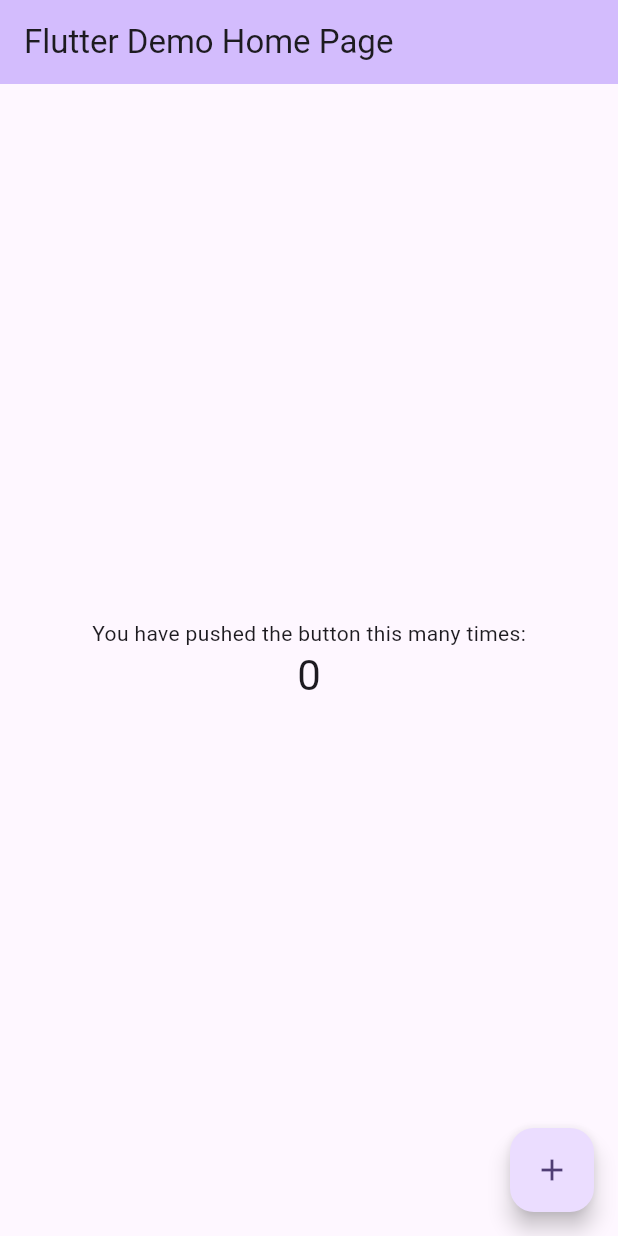
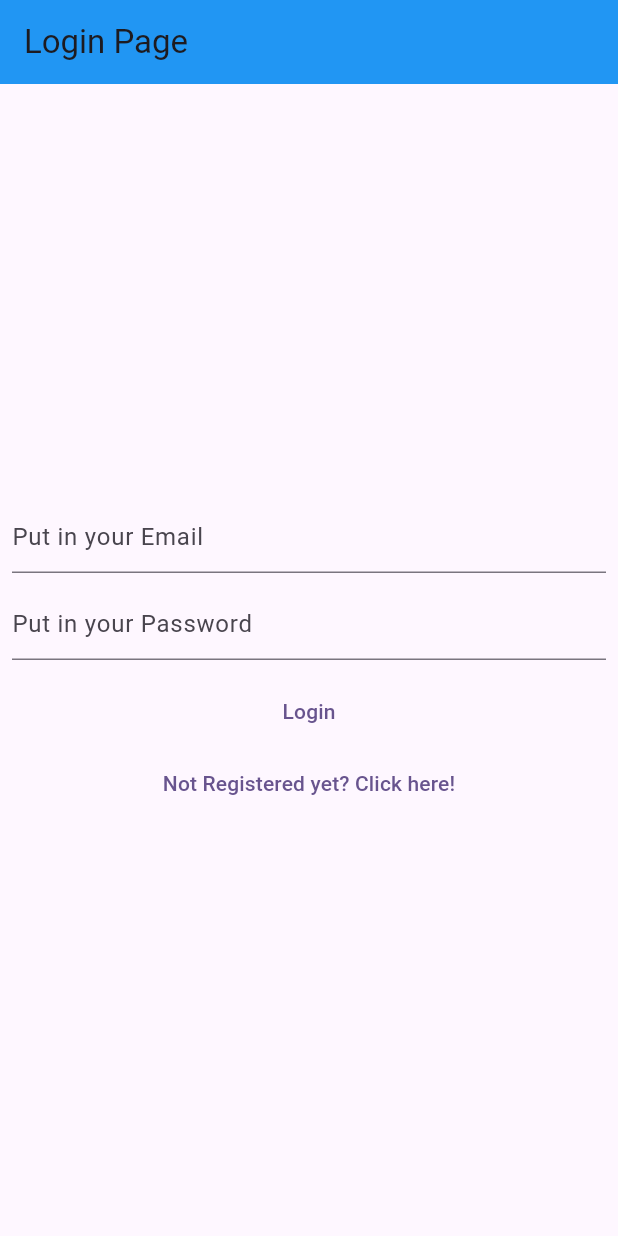
Before and after one commit to kyril-san/beginners_course, a Flutter app: the screen it shows after launch, on a phone screen of 412 x 824 dp. Run offline on Flutter 3.47's test engine with Material 2 defaults, Android fonts, the phone set to English and light mode, and no system bars; our stand-ins replace firebase_auth, firebase_core; accounts and stored records are empty.

Commit message:
Second commit

```diff
--- a/lib/main.dart
+++ b/lib/main.dart
@@ -1,6 +1,13 @@
+// ignore_for_file: unused_import
+
+import 'package:beginners_course/screens/home/home_page.dart';
+import 'package:beginners_course/screens/login/login_screen.dart';
+import 'package:beginners_course/screens/register/register_screen.dart';
+import 'package:beginners_course/verify_page.dart';
 import 'package:flutter/material.dart';
 
 void main() {
+  WidgetsFlutterBinding.ensureInitialized();
   runApp(const MyApp());
 }
 
@@ -15,55 +22,7 @@ class MyApp extends StatelessWidget {
         colorScheme: ColorScheme.fromSeed(seedColor: Colors.deepPurple),
         useMaterial3: true,
       ),
-      home: const MyHomePage(title: 'Flutter Demo Home Page'),
+      home: const LoginPage(),
     );
   }
 }
-
-class MyHomePage extends StatefulWidget {
-  const MyHomePage({super.key, required this.title});
-
-  final String title;
-
-  @override
-  State<MyHomePage> createState() => _MyHomePageState();
-}
-
-class _MyHomePageState extends State<MyHomePage> {
-  int _counter = 0;
-
-  void _incrementCounter() {
-    setState(() {
-      _counter++;
-    });
-  }
-
-  @override
-  Widget build(BuildContext context) {
-    return Scaffold(
-      appBar: AppBar(
-        backgroundColor: Theme.of(context).colorScheme.inversePrimary,
-        title: Text(widget.title),
-      ),
-      body: Center(
-        child: Column(
-          mainAxisAlignment: MainAxisAlignment.center,
-          children: <Widget>[
-            const Text(
-              'You have pushed the button this many times:',
-            ),
-            Text(
-              '$_counter',
-              style: Theme.of(context).textTheme.headlineMedium,
-            ),
-          ],
-        ),
-      ),
-      floatingActionButton: FloatingActionButton(
-        onPressed: _incrementCounter,
-        tooltip: 'Increment',
-        child: const Icon(Icons.add),
-      ),
-    );
-  }
-}
--- /dev/null
+++ b/lib/screens/login/login_screen.dart
@@ -0,0 +1,99 @@
+// ignore_for_file: prefer_const_constructors
+
+import 'package:beginners_course/firebase_options.dart';
+import 'package:beginners_course/screens/register/register_screen.dart';
+import 'package:firebase_auth/firebase_auth.dart';
+import 'package:firebase_core/firebase_core.dart';
+import 'package:flutter/material.dart';
+
+class LoginPage extends StatefulWidget {
+  const LoginPage({super.key});
+
+  @override
+  State<LoginPage> createState() => _LoginPageState();
+}
+
+class _LoginPageState extends State<LoginPage> {
+  late final TextEditingController _email;
+  late final TextEditingController _password;
+
+  @override
+  void initState() {
+    _email = TextEditingController();
+    _password = TextEditingController();
+    super.initState();
+  }
+
+  @override
+  void dispose() {
+    super.dispose();
+    _email.dispose();
+    _password.dispose();
+  }
+
+  @override
+  Widget build(BuildContext context) {
+    return Scaffold(
+        appBar: AppBar(
+          title: Text('Login Page'),
+          backgroundColor: Colors.blue,
+        ),
+        body: FutureBuilder(
+          future: Firebase.initializeApp(
+              options: DefaultFirebaseOptions.currentPlatform),
+          builder: (BuildContext context, AsyncSnapshot<dynamic> snapshot) {
+            return Padding(
+              padding: const EdgeInsets.all(8.0),
+              child: Column(
+                mainAxisAlignment: MainAxisAlignment.center,
+                children: [
+                  TextField(
+                    controller: _email,
+                    decoration: InputDecoration(hintText: 'Put in your Email'),
+                    keyboardType: TextInputType.emailAddress,
+                    autocorrect: false,
+                    enableSuggestions: false,
+                  ),
+                  SizedBox(height: 10),
+                  TextField(
+                    controller: _password,
+                    decoration:
+                        InputDecoration(hintText: 'Put in your Password'),
+                    obscureText: true,
+                    obscuringCharacter: '*',
+                    autocorrect: false,
+                    enableSuggestions: false,
+                  ),
+                  SizedBox(height: 10),
+                  TextButton(
+                      onPressed: () async {
+                        final email = _email.text;
+                        final password = _password.text;
+
+                        try {
+                          final usercredential = await FirebaseAuth.instance
+                              .signInWithEmailAndPassword(
+                                  email: email, password: password);
+
+                          print(usercredential);
+                        } on FirebaseAuthException catch (e) {
+                          print(e.message);
+                        } catch (e) {
+                          print('something bad happened :  ${e.runtimeType}');
+                        }
+                      },
+                      child: Text('Login')),
+                  TextButton(
+                      onPressed: () {
+                        Navigator.of(context).pushAndRemoveUntil(
+                            MaterialPageRoute(builder: (_) => Registerview()),
+                            (route) => false);
+                      },
+                      child: Text('Not Registered yet? Click here!'))
+                ],
+              ),
+            );
+          },
+        ));
+  }
+}
```
Also changed, not shown: lib/screens/home/home_page.dart (added, +39 -0 lines), lib/screens/register/register_screen.dart (added, +108 -0 lines), lib/verify_page.dart (added, +46 -0 lines).
